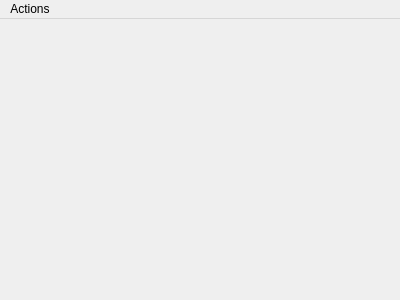
vostertag/opengl-cube-rotation, file mainwindow.ui: the form before one commit.
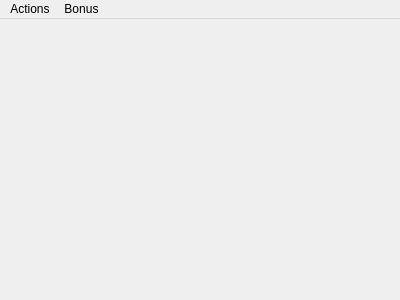
The form after the commit.

```diff
--- a/mainwindow.ui
+++ b/mainwindow.ui
@@ -31,7 +31,19 @@
     <addaction name="actionNew_View"/>
     <addaction name="actionReset_view"/>
    </widget>
+   <widget class="QMenu" name="menuBonus">
+    <property name="title">
+     <string>Bonus</string>
+    </property>
+    <widget class="QMenu" name="menuColors">
+     <property name="title">
+      <string>Colors</string>
+     </property>
+    </widget>
+    <addaction name="menuColors"/>
+   </widget>
    <addaction name="menuLine_rotation"/>
+   <addaction name="menuBonus"/>
   </widget>
   <action name="actionLine_rotation">
    <property name="text">
```
Left out of the diff: 5 changed lines with no effect on the pictures.
